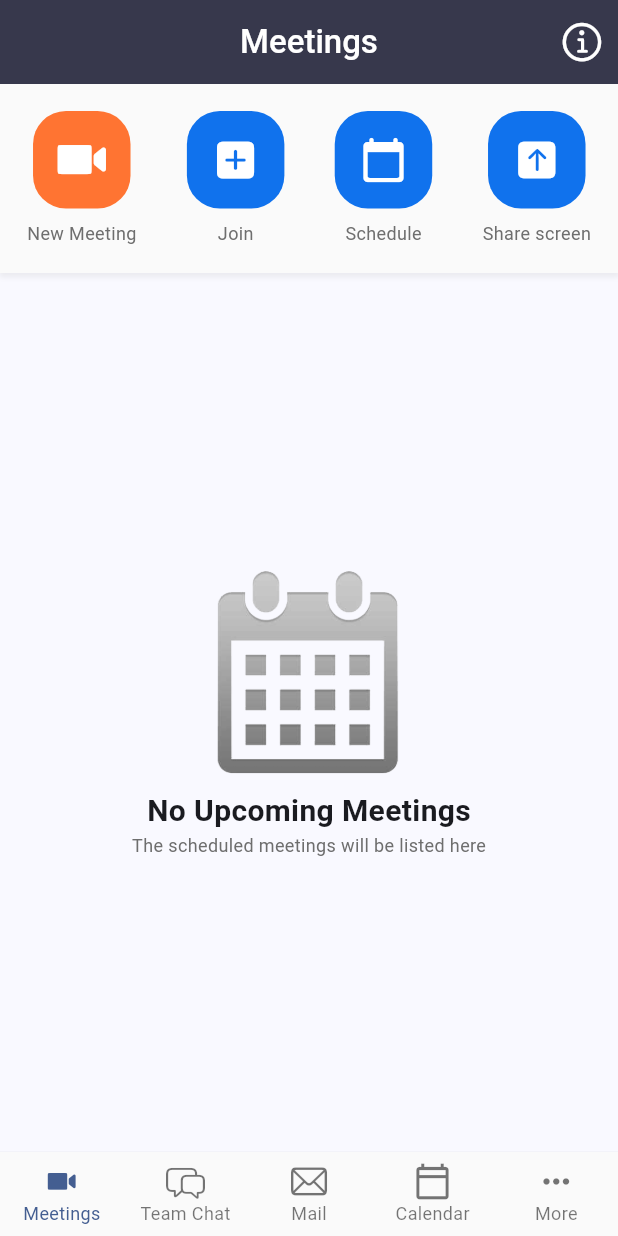
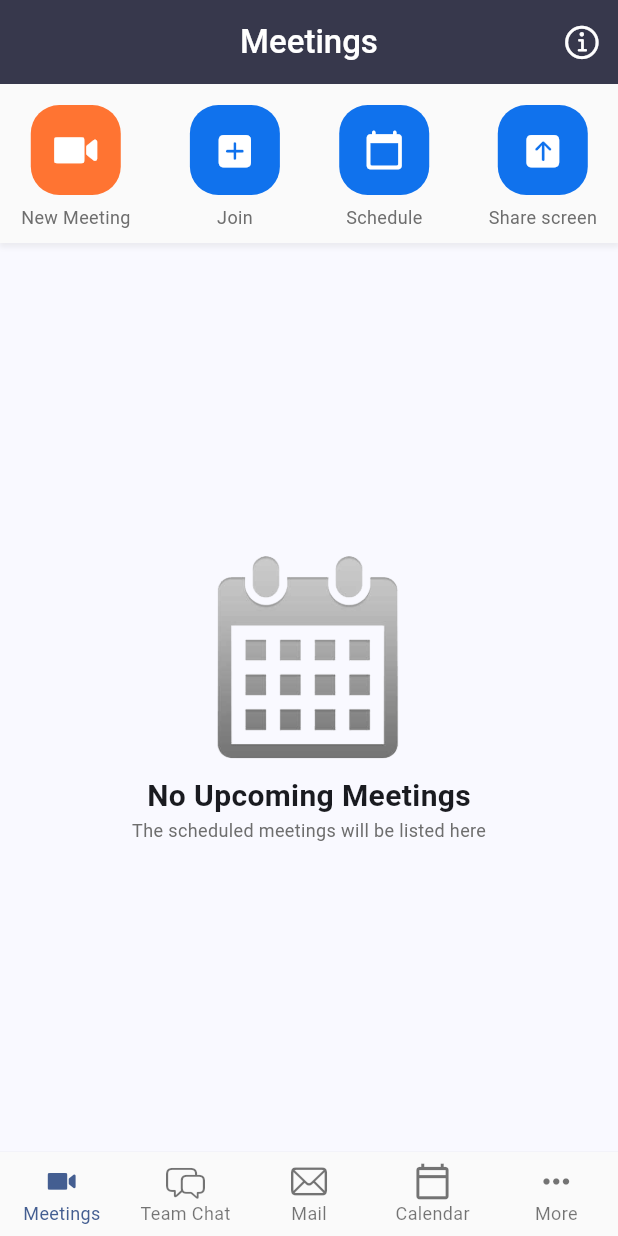
Before and after one commit to czarbasanal/zoom_clone_app, a Flutter app: the screen it shows after launch, on a phone screen of 412 x 824 dp. Run offline on Flutter 3.47's test engine with Material 3 defaults, Android fonts, the phone set to English and light mode, and no system bars.

Commit message:
final meetings screen

```diff
--- a/lib/screens/meetings_screen.dart
+++ b/lib/screens/meetings_screen.dart
@@ -24,7 +24,7 @@
             icon: const Icon(
               CupertinoIcons.info_circle,
               color: Colors.white,
-              size: 30,
+              size: 26,
             ),
             onPressed: () {},
           ),
@@ -123,8 +123,8 @@
     return Column(mainAxisSize: MainAxisSize.max, children: [
       Container(
         width: double.infinity,
-        height: 126,
-        padding: const EdgeInsets.all(18),
+        height: 106,
+        padding: const EdgeInsets.fromLTRB(14, 14, 14, 4),
         decoration: BoxDecoration(
           color: const Color(0xFFFAFAFA),
           boxShadow: [
@@ -142,19 +142,19 @@
             Column(
               children: [
                 Container(
-                  width: 65,
-                  height: 65,
+                  width: 60,
+                  height: 60,
                   decoration: BoxDecoration(
                       color: const Color(0xFFFF7432),
-                      borderRadius: BorderRadius.circular(22)),
+                      borderRadius: BorderRadius.circular(19)),
                   child: const Icon(
                     CupertinoIcons.video_camera_solid,
-                    size: 45,
+                    size: 40,
                     color: Colors.white,
                   ),
                 ),
                 const SizedBox(
-                  height: 8,
+                  height: 6,
                 ),
                 const Text('New Meeting',
                     style: TextStyle(
@@ -166,19 +166,19 @@
             Column(
               children: [
                 Container(
-                  width: 65,
-                  height: 65,
+                  width: 60,
+                  height: 60,
                   decoration: BoxDecoration(
                       color: const Color(0xFF1072ED),
-                      borderRadius: BorderRadius.circular(22)),
+                      borderRadius: BorderRadius.circular(19)),
                   child: const Icon(
                     CupertinoIcons.plus_square_fill,
-                    size: 32,
+                    size: 28,
                     color: Colors.white,
                   ),
                 ),
                 const SizedBox(
-                  height: 8,
+                  height: 6,
                 ),
                 const Text('Join',
                     style: TextStyle(
@@ -190,19 +190,19 @@
             Column(
               children: [
                 Container(
-                  width: 65,
-                  height: 65,
+                  width: 60,
+                  height: 60,
                   decoration: BoxDecoration(
                       color: const Color(0xFF1072ED),
-                      borderRadius: BorderRadius.circular(22)),
+                      borderRadius: BorderRadius.circular(19)),
                   child: const Icon(
                     Icons.calendar_today_rounded,
-                    size: 32,
+                    size: 28,
                     color: Colors.white,
                   ),
                 ),
                 const SizedBox(
-                  height: 8,
+                  height: 6,
                 ),
                 const Text('Schedule',
                     style: TextStyle(
@@ -214,19 +214,19 @@
             Column(
               children: [
                 Container(
-                  width: 65,
-                  height: 65,
+                  width: 60,
+                  height: 60,
                   decoration: BoxDecoration(
                       color: const Color(0xFF1072ED),
-                      borderRadius: BorderRadius.circular(22)),
+                      borderRadius: BorderRadius.circular(19)),
                   child: const Icon(
                     CupertinoIcons.arrow_up_square_fill,
-                    size: 32,
+                    size: 28,
                     color: Colors.white,
                   ),
                 ),
                 const SizedBox(
-                  height: 8,
+                  height: 6,
                 ),
                 const Text('Share screen',
                     style: TextStyle(
```
